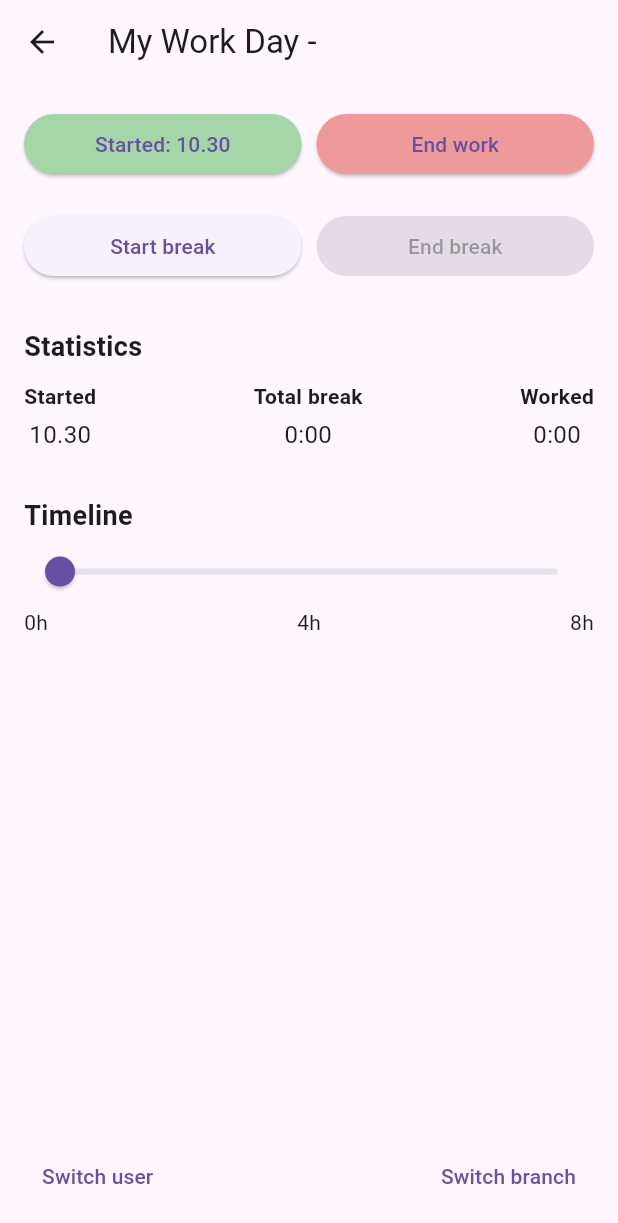
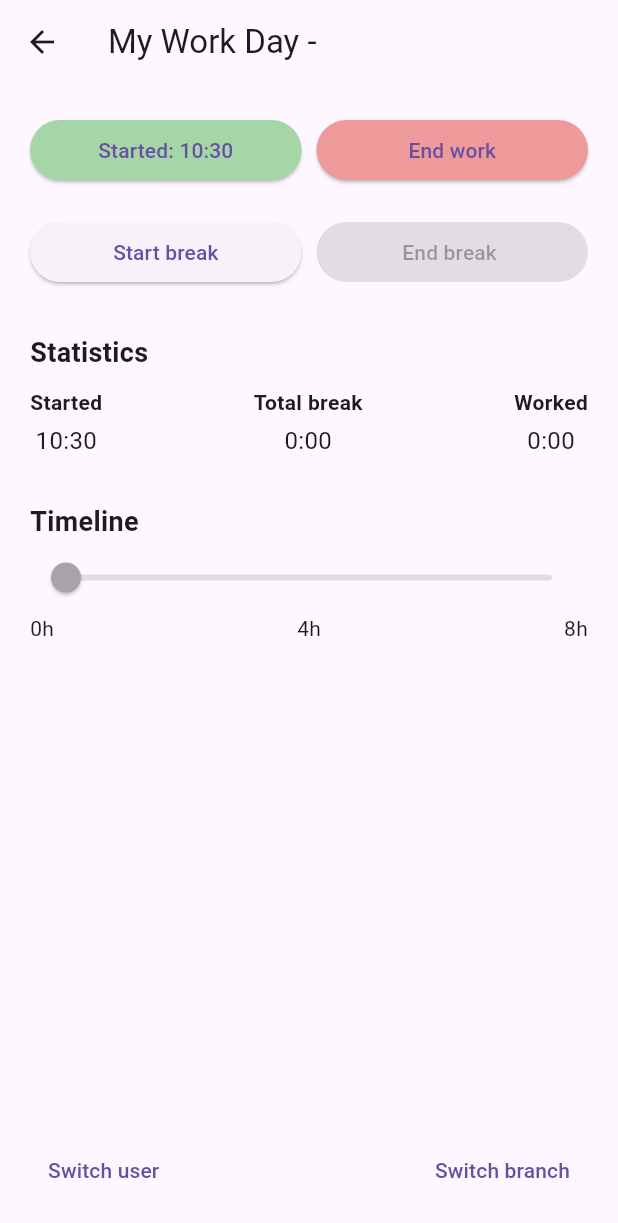
Before and after one commit to ANBPay-Training/Time_Register, a Flutter app: the MyWorkDayPage screen opened directly with empty values, after a tap on "Start work", on a phone screen of 412 x 824 dp. Shown: the top 1223 px of the screen. Run offline on Flutter 3.47's test engine with Material 3 defaults, Android fonts, the phone set to English and light mode, and no system bars; our stand-ins replace shared_preferences; accounts and stored records are empty.

Commit message:
widgets is added

```diff
--- /dev/null
+++ b/devtools_options.yaml
@@ -0,0 +1,3 @@
+description: This file stores settings for Dart & Flutter DevTools.
+documentation: https://docs.flutter.dev/tools/devtools/extensions#configure-extension-enablement-states
+extensions:
--- a/lib/controllers/work_day_controller.dart
+++ b/lib/controllers/work_day_controller.dart
@@ -7,15 +7,11 @@ class WorkDayController {
   WorkDayController(this.model);
 
   // -------- Getters for UI --------
-  bool get canStartWork => !model.isWorking && model.startWork == null;
   bool get canEndWork => model.isWorking;
   bool get canStartBreak => model.isWorking && !model.onBreak;
-  bool get canEndBreak => model.onBreak;
 
-  String formatTime(DateTime? dt) {
-    if (dt == null) return "--";
-    return "${dt.hour}.${dt.minute.toString().padLeft(2, '0')}";
-  }
+  String formatTime(DateTime? dt) =>
+      dt == null ? "--" : "${dt.hour}:${dt.minute.toString().padLeft(2, '0')}";
 
   // -------- Actions --------
   void startWork() => model.startWorkNow();
@@ -24,21 +20,9 @@ class WorkDayController {
   void endBreak() => model.endBreak();
 
   // -------- Persistence --------
-  Future<void> load(String userId) async {
-    final data = await WorkDayStorage.loadWorkData(userId);
-    model.startWork = data["startWork"];
-    model.endWork = data["endWork"];
-    model.breakStart = data["breakStart"];
-    model.totalBreak = data["totalBreak"];
-  }
+  Future<void> load(String userId) async =>
+      await WorkDayStorage.loadWorkDataStorge(userId, model);
 
-  Future<void> save(String userId) async {
-    await WorkDayStorage.saveWorkData(
-      userId: userId,
-      start: model.startWork,
-      end: model.endWork,
-      breakStart: model.breakStart,
-      breakDuration: model.totalBreak,
-    );
-  }
+  Future<void> save(String userId) async =>
+      await WorkDayStorage.saveWorkDataStorge(userId, model);
 }
--- a/lib/models/work_day_model.dart
+++ b/lib/models/work_day_model.dart
@@ -30,29 +30,22 @@ class WorkDayModel {
   void endBreak() {
     if (breakStart != null) {
       // Udråbstegnet (!) siger at breakStart har en værdi og ikke er null
-      // beregner den aktuelle pausetid via forskellen mellem pausestart og nu
-      // og lægger den til totalBreak
       totalBreak += DateTime.now().difference(breakStart!);
       breakStart = null;
     }
   }
 
   // Konverterer en Duration til en læsbar streng i formatet timer:minutter
-  // for eks: "2:05
-  String format(Duration d) {
-    // toString().padLeft(2, '0') → hvis minutterne er ensifrede,
-    // fyldes de med et nul foran så det bliver to sifre. format -->  7:30
+  String formatDur(Duration d) {
+    // to sifre. format -->  7:05
     return "${d.inHours}:${(d.inMinutes % 60).toString().padLeft(2, '0')}";
   }
 
-  String get workedTime {
-    // Hvis start- eller sluttidspunkt ikke findes → returnerer '0:00
+  String get totalWorkedFormatted {
     if (startWork == null || endWork == null) return "0:00";
-    // Beregner den faktiske arbejdstid uden pauser
-    final total = endWork!.difference(startWork!) - totalBreak;
-    return format(total);
+    final totalWorked = endWork!.difference(startWork!) - totalBreak;
+    return formatDur(totalWorked);
   }
 
-  // Konverterer den samlede pausetid til en streng -> for eks. "0:45"
-  String get totalBreakFormatted => format(totalBreak);
+  String get totalBreakFormatted => formatDur(totalBreak);
 }
--- a/lib/screens/my_work_day_page.dart
+++ b/lib/screens/my_work_day_page.dart
@@ -1,10 +1,14 @@
 import 'package:flutter/material.dart';
-import 'package:time_register_flutter/screens/user_page.dart';
+
+import 'package:time_register_flutter/wigets/work_dag_buttons/end_work_button.dart';
+import 'package:time_register_flutter/wigets/work_dag_buttons/start_break_button.dart';
+import 'package:time_register_flutter/wigets/work_dag_buttons/start_work_button.dart';
+import 'package:time_register_flutter/wigets/work_dag_buttons/switch_branch_button.dart';
 import 'package:time_register_flutter/wigets/stat_column.dart';
 import '../controllers/work_day_controller.dart';
-import '../models/user_model.dart';
 import '../models/work_day_model.dart';
-import 'branch_page.dart';
+import '../wigets/work_dag_buttons/switch_users_page_button.dart';
+import '../wigets/work_dag_buttons/end_break_button.dart';
 
 class MyWorkDayPage extends StatefulWidget {
   final String userId;
@@ -23,184 +27,110 @@ class MyWorkDayPage extends StatefulWidget {
 }
 
 class _MyWorkDayPageState extends State<MyWorkDayPage> {
-  late WorkDayController workDayController;
+  late WorkDayController c;
 
   @override
   void initState() {
     super.initState();
-    workDayController = WorkDayController(WorkDayModel());
+    c = WorkDayController(WorkDayModel());
     loadData();
   }
 
   Future<void> loadData() async {
-    await workDayController.load(widget.userId);
+    await c.load(widget.userId);
     setState(() {});
   }
 
   @override
   Widget build(BuildContext context) {
+    final workedHours =
+        double.tryParse(c.model.totalWorkedFormatted.split(":")[0]) ?? 0;
+
     return Scaffold(
       appBar: AppBar(title: Text("My Work Day - ${widget.userName}")),
       body: Padding(
-        padding: const EdgeInsets.all(16.0),
+        padding: const EdgeInsets.all(20.0),
         child: Column(
           crossAxisAlignment: CrossAxisAlignment.start,
           children: [
             // Start / End buttons
             Row(
               children: [
-                Expanded(
-                  child: ElevatedButton(
-                    style: ElevatedButton.styleFrom(
-                      backgroundColor: Colors.green[200],
-                    ),
-                    onPressed: () async {
-                      workDayController.startWork();
-                      await workDayController.save(widget.userId);
-                      setState(() {});
-                    },
-                    child: Text(
-                      workDayController.model.startWork == null
-                          ? "Start work"
-                          : "Started: ${workDayController.formatTime(workDayController.model.startWork)}",
-                    ),
-                  ),
+                StartWorkButton(
+                  c: c,
+                  userId: widget.userId,
+                  onPressed: () => setState(() {}),
                 ),
                 SizedBox(width: 10),
-                Expanded(
-                  child: ElevatedButton(
-                    style: ElevatedButton.styleFrom(
-                      backgroundColor: Colors.red[200],
-                    ),
-                    onPressed: workDayController.canEndWork
-                        ? () async {
-                            workDayController.endWork();
-                            await workDayController.save(widget.userId);
-                            setState(() {});
-                          }
-                        : null,
-                    child: Text(
-                      workDayController.model.endWork == null
-                          ? "End work"
-                          : "Ended: ${workDayController.formatTime(workDayController.model.endWork)}",
-                    ),
-                  ),
+                EndWorkButton(
+                  userId: widget.userId,
+                  c: c,
+                  onPressed: () => setState(() {}),
                 ),
               ],
             ),
-
             const SizedBox(height: 20),
-
             // Break buttons
             Row(
               children: [
-                Expanded(
-                  child: ElevatedButton(
-                    onPressed: workDayController.canStartBreak
-                        ? () async {
-                            workDayController.startBreak();
-                            await workDayController.save(widget.userId);
-                            setState(() {});
-                          }
-                        : null,
-                    child: Text("Start break"),
-                  ),
+                StartBreakButton(
+                  userId: widget.userId,
+                  c: c,
+                  onPressed: () => setState(() {}),
                 ),
                 SizedBox(width: 10),
-                Expanded(
-                  child: ElevatedButton(
-                    onPressed: workDayController.model.onBreak
-                        ? () async {
-                            workDayController.endBreak();
-                            await workDayController.save(widget.userId);
-                            setState(() {});
-                          }
-                        : null,
-                    child: Text("End break"),
-                  ),
+                EndBreakButton(
+                  c: c,
+                  userId: widget.userId,
+                  onPressed: () => setState(() {}),
                 ),
               ],
             ),
-
             const SizedBox(height: 30),
-
             // Statistics
             Text(
               "Statistics",
               style: TextStyle(fontSize: 18, fontWeight: FontWeight.bold),
             ),
             SizedBox(height: 10),
-
             Row(
               mainAxisAlignment: MainAxisAlignment.spaceBetween,
               children: [
                 StatColumn(
                   title: 'Started',
-                  value: workDayController.formatTime(
-                    workDayController.model.startWork,
-                  ),
+                  value: c.formatTime(c.model.startWork),
                 ),
                 StatColumn(
                   title: 'Total break',
-                  value: workDayController.model.totalBreakFormatted,
+                  value: c.model.totalBreakFormatted,
                 ),
                 StatColumn(
                   title: 'Worked',
-                  value: workDayController.model.workedTime,
+                  value: c.model.totalWorkedFormatted,
                 ),
               ],
             ),
-
             SizedBox(height: 30),
-
             Text(
               "Timeline",
               style: TextStyle(fontSize: 18, fontWeight: FontWeight.bold),
             ),
-            Slider(value: 0, min: 0, max: 8, onChanged: (v) {}),
+            Slider(
+              value: workedHours.clamp(0, 8),
+              min: 0,
+              max: 8,
+              onChanged: null,
+            ),
             Row(
               mainAxisAlignment: MainAxisAlignment.spaceBetween,
               children: const [Text("0h"), Text("4h"), Text("8h")],
             ),
-
             const Spacer(),
-
             Row(
               mainAxisAlignment: MainAxisAlignment.spaceBetween,
               children: [
-                TextButton(
-                  child: Text("Switch user"),
-                  onPressed: () {
-                    List<AppUser> selectedUsers = [];
-
-                    if (widget.branchName == "City") {
-                      selectedUsers = users_city;
-                    } else if (widget.branchName == "Valby") {
-                      selectedUsers = users_valby;
-                    } else if (widget.branchName == "Airport") {
-                      selectedUsers = users_airport;
-                    }
-
-                    Navigator.push(
-                      context,
-                      MaterialPageRoute(
-                        builder: (_) => UserPage(
-                          branchName: widget.branchName,
-                          users: selectedUsers,
-                        ),
-                      ),
-                    );
-                  },
-                ),
-                TextButton(
-                  child: Text("Switch branch"),
-                  onPressed: () {
-                    Navigator.pushReplacement(
-                      context,
-                      MaterialPageRoute(builder: (_) => BranchPage()),
-                    );
-                  },
-                ),
+                SwitchUserButton(context, branchName: widget.branchName),
+                SwitchBranchButton(),
               ],
             ),
           ],
--- a/lib/services/work_day_storage.dart
+++ b/lib/services/work_day_storage.dart
@@ -1,44 +1,36 @@
+// SharedPreferences er et lagringssystem, der gemmer data som nøgle–værdi-par
 import 'package:shared_preferences/shared_preferences.dart';
 
+import '../models/work_day_model.dart';
+
 class WorkDayStorage {
-  static Future<void> saveWorkData({
-    required String userId,
-    required DateTime? start,
-    required DateTime? end,
-    required DateTime? breakStart,
-    required Duration breakDuration,
-  }) async {
-    final prefs = await SharedPreferences.getInstance();
+  static Future<SharedPreferences> get _prefs async =>
+      await SharedPreferences.getInstance();
 
-    await prefs.setString(
-      "${userId}_startWork",
-      start?.toIso8601String() ?? "",
-    );
-    await prefs.setString("${userId}_endWork", end?.toIso8601String() ?? "");
-    await prefs.setString(
-      "${userId}_breakStart",
-      breakStart?.toIso8601String() ?? "",
-    );
-    await prefs.setInt("${userId}_totalBreak", breakDuration.inSeconds);
+  static Future<void> saveWorkDataStorge(String userId, WorkDayModel m) async {
+    final p = await _prefs;
+
+    p.setString("${userId}_start", m.startWork?.toIso8601String() ?? "");
+    p.setString("${userId}_end", m.endWork?.toIso8601String() ?? "");
+    p.setString("${userId}_breakStart", m.breakStart?.toIso8601String() ?? "");
+    p.setInt("${userId}_breakTotal", m.totalBreak.inSeconds);
   }
 
-  static Future<Map<String, dynamic>> loadWorkData(String userId) async {
-    final prefs = await SharedPreferences.getInstance();
+  static Future<void> loadWorkDataStorge(String userId, WorkDayModel m) async {
+    final p = await _prefs;
 
-    String start = prefs.getString("${userId}_startWork") ?? "";
-    String end = prefs.getString("${userId}_endWork") ?? "";
-    String breakStart = prefs.getString("${userId}_breakStart") ?? "";
-    int breakSec = prefs.getInt("${userId}_totalBreak") ?? 0;
+    final start = p.getString("${userId}_start") ?? "";
+    final end = p.getString("${userId}_end") ?? "";
+    final breakS = p.getString("${userId}_breakStart") ?? "";
+    final breakT = p.getInt("${userId}_breakTotal") ?? 0;
 
-    return {
-      "startWork": start.isNotEmpty ? DateTime.parse(start) : null,
-      "endWork": end.isNotEmpty ? DateTime.parse(end) : null,
-      "breakStart": breakStart.isNotEmpty ? DateTime.parse(breakStart) : null,
-      "totalBreak": Duration(seconds: breakSec),
-    };
+    m.startWork = start.isNotEmpty ? DateTime.parse(start) : null;
+    m.endWork = end.isNotEmpty ? DateTime.parse(end) : null;
+    m.breakStart = breakS.isNotEmpty ? DateTime.parse(breakS) : null;
+    m.totalBreak = Duration(seconds: breakT);
   }
 
-  static Future<void> clearUser(String userId) async {
+  static Future<void> clearUserStorage(String userId) async {
     final prefs = await SharedPreferences.getInstance();
     await prefs.remove("${userId}_startWork");
     await prefs.remove("${userId}_endWork");
--- a/lib/wigets/pin/num_button.dart
+++ b/lib/wigets/pin/num_button.dart
@@ -1,6 +1,5 @@
 import 'package:flutter/material.dart';
 
-// hvordan knapperne vil ses ud
 class NumButton extends StatelessWidget {
   final String number;
   final VoidCallback onTap;
--- /dev/null
+++ b/lib/wigets/work_dag_buttons/end_break_button.dart
@@ -0,0 +1,31 @@
+import 'package:flutter/material.dart';
+import 'package:time_register_flutter/controllers/work_day_controller.dart';
+
+class EndBreakButton extends StatelessWidget {
+  final WorkDayController c;
+  final String userId;
+  final VoidCallback onPressed;
+
+  const EndBreakButton({
+    super.key,
+    required this.c,
+    required this.userId,
+    required this.onPressed,
+  });
+
+  @override
+  Widget build(BuildContext context) {
+    return Expanded(
+      child: ElevatedButton(
+        onPressed: c.model.onBreak
+            ? () async {
+                c.endBreak();
+                await c.save(userId);
+                onPressed();
+              }
+            : null,
+        child: Text("End break "),
+      ),
+    );
+  }
+}
--- /dev/null
+++ b/lib/wigets/work_dag_buttons/end_work_button.dart
@@ -0,0 +1,36 @@
+import 'package:flutter/material.dart';
+import 'package:time_register_flutter/controllers/work_day_controller.dart';
+
+class EndWorkButton extends StatelessWidget {
+  final WorkDayController c;
+  final String userId;
+  final VoidCallback onPressed;
+
+  const EndWorkButton({
+    super.key,
+    required this.userId,
+    required this.c,
+    required this.onPressed,
+  });
+
+  @override
+  Widget build(BuildContext context) {
+    return Expanded(
+      child: ElevatedButton(
+        style: ElevatedButton.styleFrom(backgroundColor: Colors.red[200]),
+        onPressed: c.canEndWork
+            ? () async {
+                c.endWork();
+                await c.save(userId);
+                onPressed();
+              }
+            : null,
+        child: Text(
+          c.model.endWork == null
+              ? "End work"
+              : "Ended: ${c.formatTime(c.model.endWork)}",
+        ),
+      ),
+    );
+  }
+}
--- /dev/null
+++ b/lib/wigets/work_dag_buttons/start_break_button.dart
@@ -0,0 +1,35 @@
+import 'package:flutter/material.dart';
+import 'package:time_register_flutter/controllers/work_day_controller.dart';
+
+class StartBreakButton extends StatelessWidget {
+  final String userId;
+  final WorkDayController c;
+  final VoidCallback onPressed;
+
+  const StartBreakButton({
+    super.key,
+    required this.userId,
+    required this.c,
+    required this.onPressed,
+  });
+
+  @override
+  Widget build(BuildContext context) {
+    return Expanded(
+      child: ElevatedButton(
+        onPressed: c.canStartBreak
+            ? () async {
+                c.startBreak();
+                await c.save(userId);
+                onPressed();
+              }
+            : null,
+        child: Text(
+          c.model.breakStart == null
+              ? "Start break"
+              : "Start break: ${c.formatTime(c.model.breakStart)}",
+        ),
+      ),
+    );
+  }
+}
--- /dev/null
+++ b/lib/wigets/work_dag_buttons/start_work_button.dart
@@ -0,0 +1,35 @@
+import 'package:flutter/material.dart';
+
+import '../../controllers/work_day_controller.dart';
+
+class StartWorkButton extends StatelessWidget {
+  final WorkDayController c;
+  final String userId;
+  final VoidCallback onPressed;
+
+  const StartWorkButton({
+    super.key,
+    required this.c,
+    required this.userId,
+    required this.onPressed,
+  });
+
+  @override
+  Widget build(BuildContext context) {
+    return Expanded(
+      child: ElevatedButton(
+        style: ElevatedButton.styleFrom(backgroundColor: Colors.green[200]),
+        onPressed: () async {
+          c.startWork();
+          await c.save(userId);
+          onPressed();
+        },
+        child: Text(
+          c.model.startWork == null
+              ? "Start work"
+              : "Started: ${c.formatTime(c.model.startWork)}",
+        ),
+      ),
+    );
+  }
+}
--- /dev/null
+++ b/lib/wigets/work_dag_buttons/switch_branch_button.dart
@@ -0,0 +1,20 @@
+import 'package:flutter/material.dart';
+
+import '../../screens/branch_page.dart';
+
+class SwitchBranchButton extends StatelessWidget {
+  const SwitchBranchButton({super.key});
+
+  @override
+  Widget build(BuildContext context) {
+    return TextButton(
+      child: Text("Switch branch"),
+      onPressed: () {
+        Navigator.pushReplacement(
+          context,
+          MaterialPageRoute(builder: (_) => BranchPage()),
+        );
+      },
+    );
+  }
+}
--- /dev/null
+++ b/lib/wigets/work_dag_buttons/switch_users_page_button.dart
@@ -0,0 +1,40 @@
+import 'package:flutter/material.dart';
+
+import '../../models/user_model.dart';
+import '../../screens/user_page.dart';
+
+class SwitchUserButton extends StatelessWidget {
+  final String branchName;
+
+  const SwitchUserButton(
+    BuildContext context, {
+    super.key,
+    required this.branchName,
+  });
+
+  @override
+  Widget build(BuildContext context) {
+    return TextButton(
+      child: Text("Switch user"),
+      onPressed: () {
+        List<AppUser> selectedUsers = [];
+
+        if (branchName == "City") {
+          selectedUsers = users_city;
+        } else if (branchName == "Valby") {
+          selectedUsers = users_valby;
+        } else if (branchName == "Airport") {
+          selectedUsers = users_airport;
+        }
+
+        Navigator.push(
+          context,
+          MaterialPageRoute(
+            builder: (_) =>
+                UserPage(branchName: branchName, users: selectedUsers),
+          ),
+        );
+      },
+    );
+  }
+}
```
Also changed, not shown: lib/screens/branch_page.dart (+4 -61 lines), lib/screens/pin_page.dart (+5 -5 lines), lib/wigets/branch_card_buttons/back_button.dart (added, +22 -0 lines), lib/wigets/branch_card_buttons/continue_user_button.dart (added, +49 -0 lines), lib/wigets/top_stepper.dart (+6 -4 lines), lib/wigets/user_button.dart (+8 -6 lines), lib/wigets/pin_dots.dart (renamed from lib/wigets/pin/pin_dots.dart), 1 other file.
